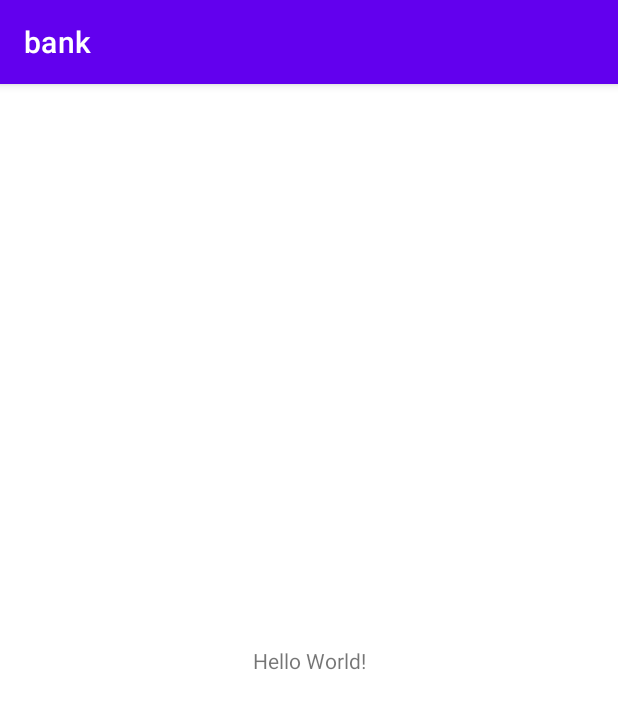
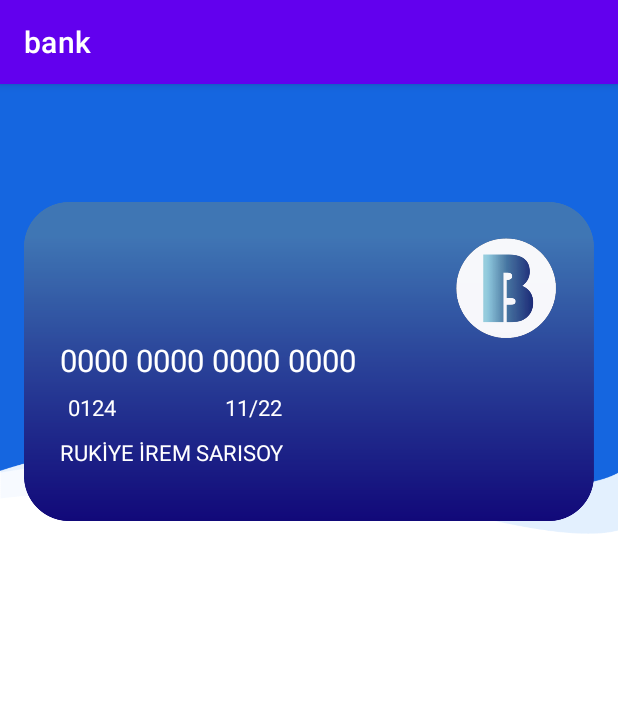
Before and after one commit to irrem/bank-app, an Android app: the MainActivity screen opened directly, with no data from a screen before it, on a phone screen of 412 x 824 dp. Shown: the top 709 px of the screen. Run offline under Robolectric (Android 15) with nearby library versions, the phone set to English and light mode, and no system bars.

Commit message:
card page hazırlandı

```diff
--- a/bank/app/src/main/res/layout/activity_main.xml
+++ b/bank/app/src/main/res/layout/activity_main.xml
@@ -4,15 +4,95 @@
     xmlns:tools="http://schemas.android.com/tools"
     android:layout_width="match_parent"
     android:layout_height="match_parent"
-    tools:context=".MainActivity">
+    tools:context=".login">
 
-    <TextView
-        android:layout_width="wrap_content"
-        android:layout_height="wrap_content"
-        android:text="Hello World!"
-        app:layout_constraintBottom_toBottomOf="parent"
-        app:layout_constraintLeft_toLeftOf="parent"
-        app:layout_constraintRight_toRightOf="parent"
-        app:layout_constraintTop_toTopOf="parent" />
+    <RelativeLayout
+        android:layout_width="match_parent"
+        android:layout_height="match_parent">
+        <LinearLayout
+            android:layout_width="match_parent"
+            android:layout_height="wrap_content"
+            android:orientation="vertical">
+            <FrameLayout
+                android:layout_width="match_parent"
+                android:layout_height="300dp"
+                android:background="@drawable/blue_bg">
+                <ImageView
+                    android:layout_width="380dp"
+                    android:layout_height="250dp"
+                    android:layout_gravity="center_horizontal"
+                    android:layout_marginTop="60dp"
+                    android:src="@drawable/card" />
+                <TextView
+                    android:layout_width="wrap_content"
+                    android:layout_height="wrap_content"
+                    android:layout_marginTop="80dp"
 
+                    />
+                <TextView
+                    android:id="@+id/musteriIsım"
+                    android:layout_width="wrap_content"
+                    android:layout_height="wrap_content"
+                    android:layout_gravity="left"
+                    android:layout_marginTop="235dp"
+                    android:layout_marginLeft="40dp"
+                    android:fontFamily="sans-serif"
+                    android:text="RUKİYE İREM SARISOY"
+                    android:textColor="@color/white"
+                    android:textSize="14.5sp" />
+                <TextView
+                    android:id="@+id/hesapNumara"
+                    android:layout_width="wrap_content"
+                    android:layout_height="wrap_content"
+                    android:layout_gravity="left"
+                    android:layout_marginTop="170dp"
+                    android:layout_marginLeft="40dp"
+                    android:fontFamily="sans-serif"
+                    android:text="0000 0000 0000 0000"
+                    android:textColor="@color/white"
+                    android:textSize="20.5sp" />
+                <TextView
+                    android:id="@+id/sonTarih"
+                    android:layout_width="wrap_content"
+                    android:layout_height="wrap_content"
+                    android:layout_gravity="left"
+                    android:layout_marginTop="205dp"
+                    android:layout_marginLeft="150dp"
+                    android:fontFamily="sans-serif"
+                    android:text="11/22"
+                    android:textColor="@color/white"
+                    android:textSize="14.5sp" />
+                <TextView
+                    android:id="@+id/kartNumara"
+                    android:layout_width="wrap_content"
+                    android:layout_height="wrap_content"
+                    android:layout_gravity="left"
+                    android:layout_marginTop="205dp"
+                    android:layout_marginLeft="45dp"
+                    android:fontFamily="sans-serif"
+                    android:text="0124"
+                    android:textColor="@color/white"
+                    android:textSize="14.5sp" />
+            </FrameLayout>
+
+
+
+
+            <RelativeLayout
+                android:layout_width="wrap_content"
+                android:layout_height="wrap_content"
+                android:layout_marginLeft="62dp"
+                android:layout_marginTop="12.7dp"
+                android:layout_marginRight="62dp"
+                android:background="@drawable/blue_border_rounded_cornwe">
+
+
+
+            </RelativeLayout>
+
+
+        </LinearLayout>
+
+
+    </RelativeLayout>
 </androidx.constraintlayout.widget.ConstraintLayout>
```
Also changed, not shown: bank/app/src/main/res/drawable/card.png (added).
